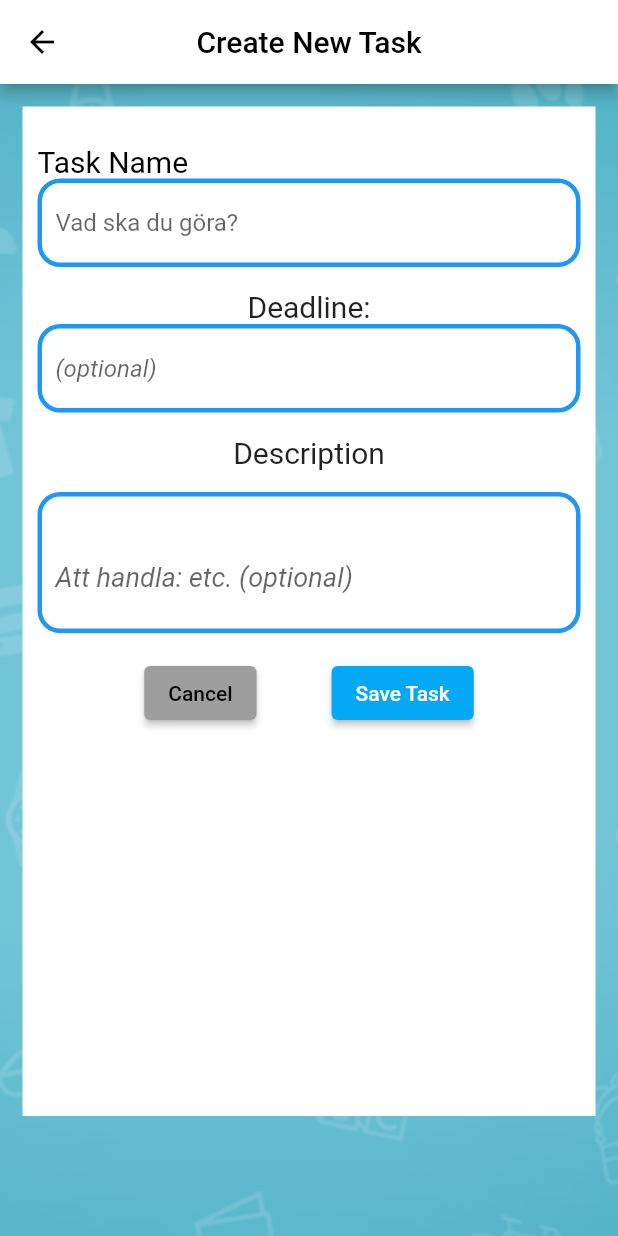
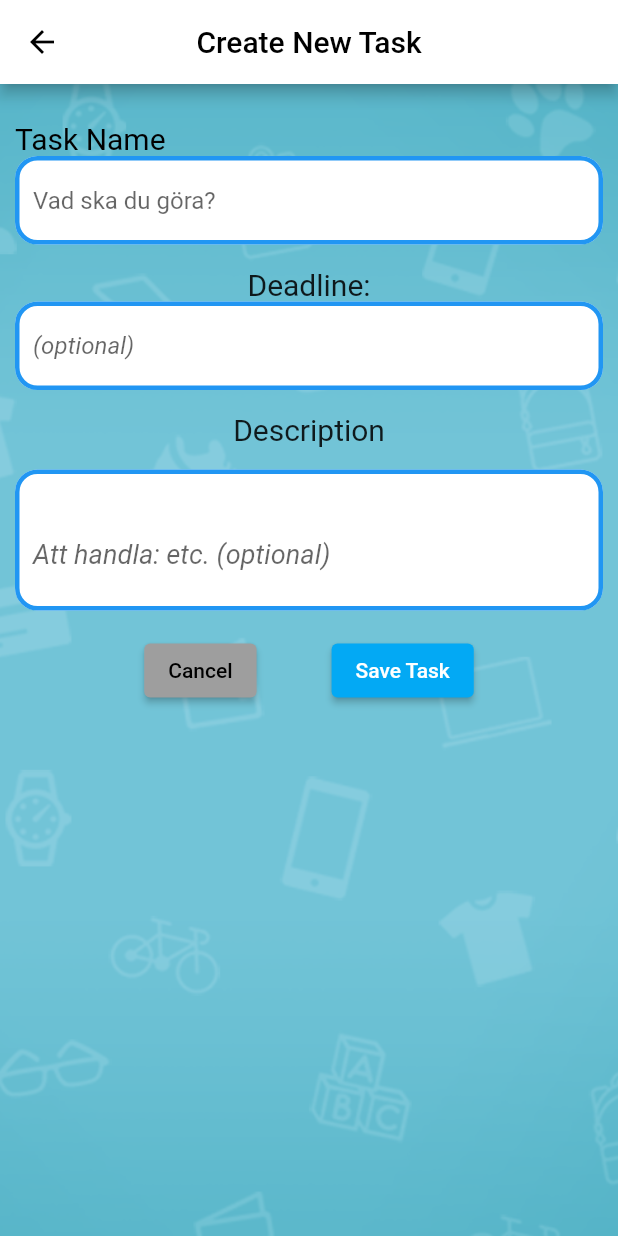
Before and after one commit to gu-tig169-ht21/gusvingrda, a Flutter app: the CreateNewTask screen opened directly, on a phone screen of 412 x 824 dp. Run offline on Flutter 3.47's test engine with Material 2 defaults, Android fonts, the phone set to English and light mode, and no system bars; our stand-ins replace qr_flutter; network calls fail.

Commit message:
Fixed background class, works!

```diff
--- a/lib/background.dart
+++ b/lib/background.dart
@@ -1,23 +1,23 @@
-/*import 'package:flutter/material.dart';
+import 'package:flutter/material.dart';
 
-//FÖRSÖKT ATT LÄGGA IN MIN BAKGRUND I EN EGEN KLASS, MEN DET HAR GÅTT SÅDÄR
+class BackgroundImage extends StatelessWidget {
+  final Widget child;
 
- class BackgroundImage extends StatelessWidget {
+  const BackgroundImage(this.child);
 
   @override
   Widget build(BuildContext context) {
+    Size size = MediaQuery.of(context).size;
     return Container(
-      constraints: const BoxConstraints.expand(),
-        decoration: _backgroundImage(),
-
+      height: size.height,
+      width: double.infinity,
+      decoration: const BoxDecoration(
+        image: DecorationImage(
+          image: AssetImage('assets/images/background.png'),
+          fit: BoxFit.cover,
+        ),
+      ),
+      child: child,
     );
   }
-   _backgroundImage() {
-    return const BoxDecoration(
-      image: DecorationImage(
-        image: AssetImage('assets/images/background.png'),
-        fit: BoxFit.cover,
-      ),
-    );
-  }
-} */
+}
--- a/lib/createNewTask.dart
+++ b/lib/createNewTask.dart
@@ -1,6 +1,7 @@
 // ignore_for_file: file_names, prefer_const_literals_to_create_immutables, no_logic_in_create_state
 
 import 'package:flutter/material.dart';
+import 'background.dart';
 import 'task_model.dart';
 import 'package:provider/provider.dart';
 
@@ -78,13 +79,9 @@ class _CreateNewTaskState extends State<CreateNewTask> {
         title: const Text('Create New Task'),
         backgroundColor: Colors.white,
       ),
-      body: Container(
-        constraints: const BoxConstraints.expand(),
-        decoration: _backgroundImage(),
-        padding:
-            const EdgeInsets.only(left: 15, top: 15, right: 15, bottom: 80),
-        child: Container(
-          decoration: const BoxDecoration(color: Colors.white),
+      body: BackgroundImage(
+        Container(
+          decoration: const BoxDecoration(color: Colors.transparent),
           padding: const EdgeInsets.all(10),
           child: ListView(children: [
             Container(height: 15),
@@ -93,6 +90,8 @@ class _CreateNewTaskState extends State<CreateNewTask> {
             TextFormField(
               controller: _taskNametextController,
               decoration: InputDecoration(
+                  fillColor: Colors.white,
+                  filled: true,
                   hintText: taskNameHint,
                   enabledBorder: OutlineInputBorder(
                     borderSide: BorderSide(width: 3, color: borderColor),
@@ -107,6 +106,8 @@ class _CreateNewTaskState extends State<CreateNewTask> {
                 TextFormField(
                   controller: _deadlinetextController,
                   decoration: InputDecoration(
+                      fillColor: Colors.white,
+                      filled: true,
                       hintText: '(optional)',
                       enabledBorder: OutlineInputBorder(
                           borderSide:
@@ -125,6 +126,8 @@ class _CreateNewTaskState extends State<CreateNewTask> {
                   maxLines: null,
                   style: const TextStyle(fontSize: 18, height: 3),
                   decoration: InputDecoration(
+                      fillColor: Colors.white,
+                      filled: true,
                       hintText: 'Att handla: etc. (optional)',
                       enabledBorder: OutlineInputBorder(
                         borderSide:
@@ -184,15 +187,4 @@ class _CreateNewTaskState extends State<CreateNewTask> {
       return false;
     }
   }
-
-//---------------------------------------------------------------------------
-
-  _backgroundImage() {
-    return const BoxDecoration(
-      image: DecorationImage(
-        image: AssetImage('assets/images/background.png'),
-        fit: BoxFit.cover,
-      ),
-    );
-  }
 }
```
Also changed, not shown: lib/ToDo.dart (+4 -4 lines), lib/api.dart (+0 -10 lines), lib/main.dart (+4 -13 lines), lib/viewTask.dart (+3 -18 lines).
